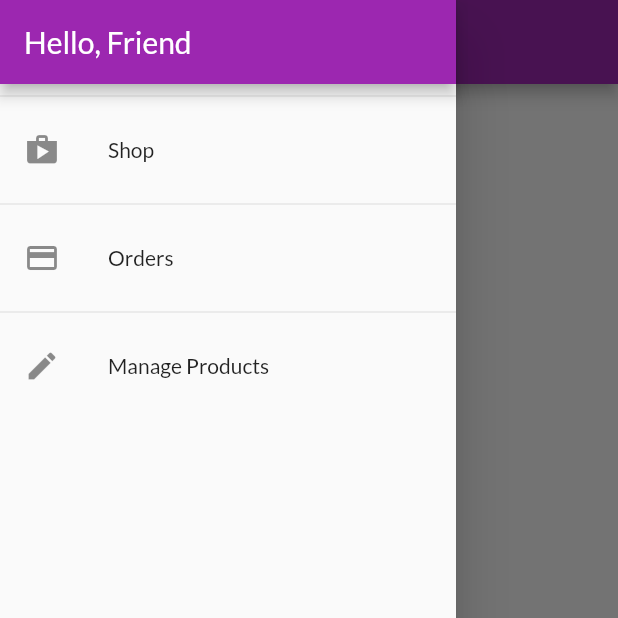
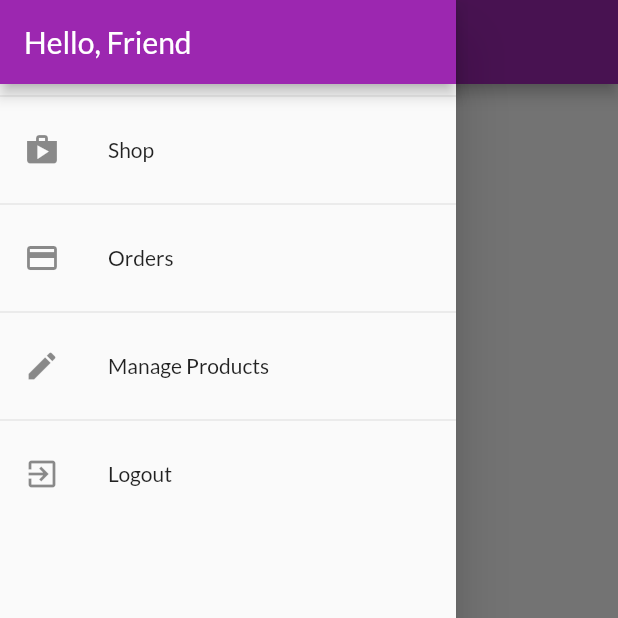
Before and after one commit to hhoury/shop_app, a Flutter app: the OrdersScreen screen opened by its route, with the side drawer open, on a phone screen of 412 x 824 dp, the top half of it. Run offline on Flutter 3.47's test engine with Material 2 defaults, Android fonts, the phone set to English and light mode, and no system bars; network calls fail.

Commit message:
attaching orders to user,added logou functionality

```diff
--- a/lib/main.dart
+++ b/lib/main.dart
@@ -37,9 +37,9 @@ class MyApp extends StatelessWidget {
           //     auth.token, previousCart == null ? [] : previousCart.items),
         ),
         ChangeNotifierProxyProvider<Auth, Orders>(
-          create: (context) => Orders('', []),
-          update: (ctx, auth, previousOrders) => Orders(
-              auth.token, previousOrders == null ? [] : previousOrders.orders),
+          create: (context) => Orders('', '', []),
+          update: (ctx, auth, previousOrders) => Orders(auth.token, auth.userId,
+              previousOrders == null ? [] : previousOrders.orders),
         ),
       ],
       child: Consumer<Auth>(
--- a/lib/providers/orders.dart
+++ b/lib/providers/orders.dart
@@ -20,8 +20,9 @@ class OrderItem {
 class Orders with ChangeNotifier {
   List<OrderItem> _orders = [];
   final String authToken;
+  final String userId;
 
-  Orders(this.authToken, this._orders);
+  Orders(this.authToken, this.userId, this._orders);
 
   List<OrderItem> get orders {
     return [..._orders];
@@ -30,7 +31,7 @@ class Orders with ChangeNotifier {
   Future<void> addOrder(List<CartItem> cartProducts, double total) async {
     final timestamp = DateTime.now();
     final url = Uri.parse(
-        'https://shop-app-99d19-default-rtdb.firebaseio.com/orders.json?auth=$authToken');
+        'https://shop-app-99d19-default-rtdb.firebaseio.com/orders/$userId.json?auth=$authToken');
     final res = await http.post(url,
         body: json.encode({
           'amount': total,
@@ -57,7 +58,7 @@ class Orders with ChangeNotifier {
 
   Future<void> fetchAndSetOrders() async {
     final url = Uri.parse(
-        'https://shop-app-99d19-default-rtdb.firebaseio.com/orders.json?auth=$authToken');
+        'https://shop-app-99d19-default-rtdb.firebaseio.com/orders/$userId.json?auth=$authToken');
     final res = await http.get(url);
     // print(json.decode(res.body));
     final List<OrderItem> loadedOrders = [];
--- a/lib/widgets/app_drawer.dart
+++ b/lib/widgets/app_drawer.dart
@@ -1,6 +1,8 @@
 // ignore_for_file: use_key_in_widget_constructors
 
 import 'package:flutter/material.dart';
+import 'package:provider/provider.dart';
+import 'package:shop_app/providers/auth.dart';
 import 'package:shop_app/screens/user_products_screen.dart';
 import '../screens/orders_screen.dart';
 
@@ -40,6 +42,15 @@ class AppDrawer extends StatelessWidget {
                   .pushReplacementNamed(UserProductsScreen.routeName);
             },
           ),
+          const Divider(),
+          ListTile(
+            leading: const Icon(Icons.exit_to_app),
+            title: const Text('Logout'),
+            onTap: () {
+              Navigator.of(context).pop();
+              Provider.of<Auth>(context, listen: false).logout();
+            },
+          )
         ],
       ),
     );
```
Also changed, not shown: lib/providers/auth.dart (+7 -0 lines).
